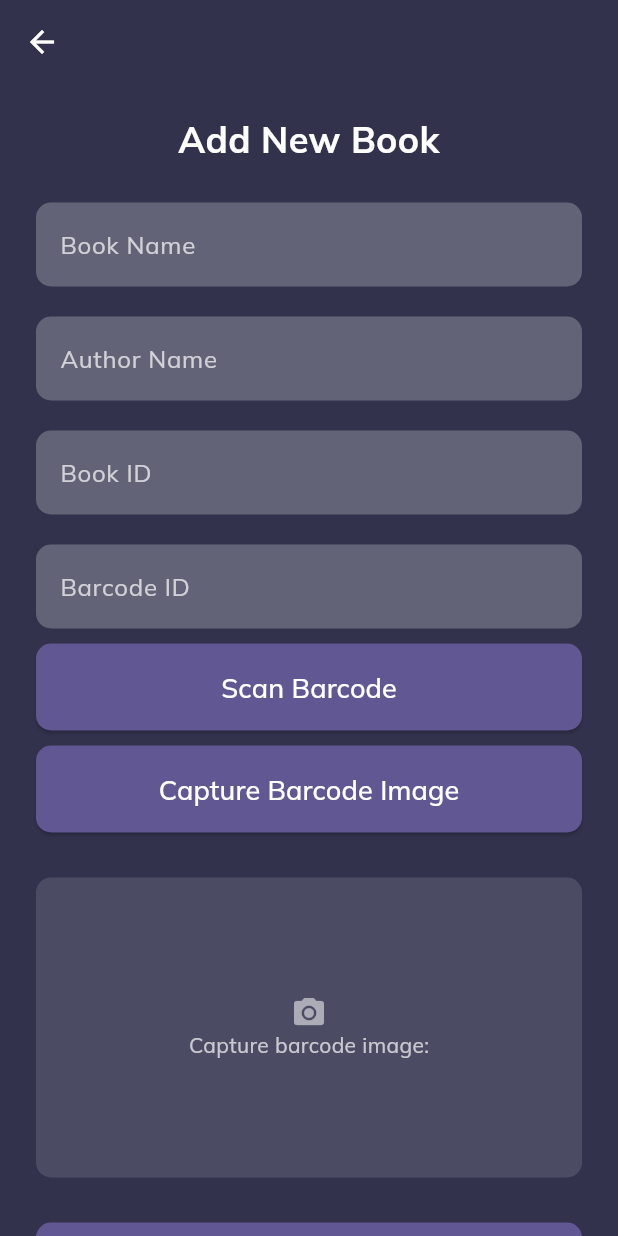
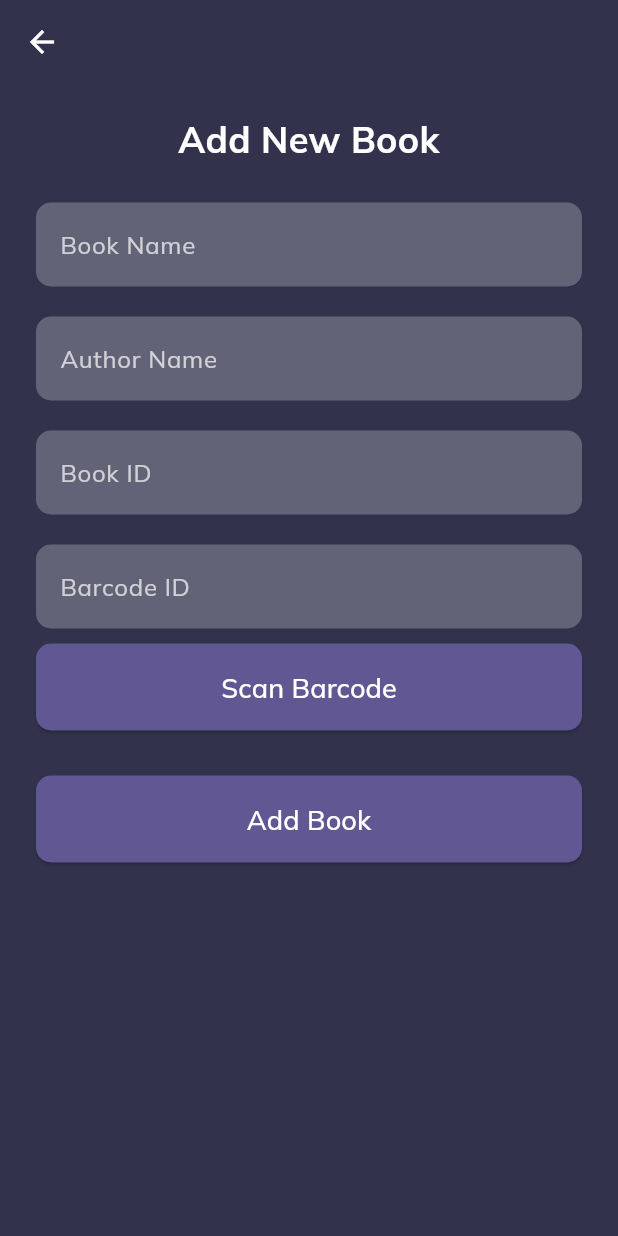
Before and after one commit to smitpatel24/libraryapp, a Flutter app: the AddBookPage screen opened directly, on a phone screen of 412 x 824 dp. Run offline on Flutter 3.47's test engine with Material 3 defaults, Android fonts, the light colour scheme and no system bars; our stand-ins replace bot_toast, flutter_screenutil, flutter_svg, get, google_fonts, internet_connection_checker_plus and 3 more; missing offline and left inert: flutter_barcode_scanner; accounts and stored records are empty.

Commit message:
Remove "Capture Barcode Image"

```diff
--- a/lib/admin/AddBookPage.dart
+++ b/lib/admin/AddBookPage.dart
@@ -1,10 +1,6 @@
 import 'package:flutter/material.dart';
 import 'package:flutter_barcode_scanner/flutter_barcode_scanner.dart';
-import 'package:image_picker/image_picker.dart';
-import 'dart:io';
-import 'package:path_provider/path_provider.dart';
-import 'package:path/path.dart' as path;
-import '../services/supabase_manager.dart';  // Ensure this import points to your SupabaseManager class correctly
+import '../services/supabase_manager.dart';
 
 class AddBookPage extends StatefulWidget {
   @override
@@ -16,7 +12,6 @@ class _AddBookPageState extends State<AddBookPage> {
   final TextEditingController _authorNameController = TextEditingController();
   final TextEditingController _bookIdController = TextEditingController();
   final TextEditingController _barcodeIdController = TextEditingController();
-  File? _barcodeImage;
 
   @override
   void dispose() {
@@ -68,9 +63,6 @@ class _AddBookPageState extends State<AddBookPage> {
             _bookNameController.clear();
             _authorNameController.clear();
             _barcodeIdController.clear();
-            setState(() {
-              _barcodeImage = null;
-            });
           }
         } catch (copyError) {
           if (mounted) {
@@ -106,9 +98,6 @@ class _AddBookPageState extends State<AddBookPage> {
         _bookNameController.clear();
         _authorNameController.clear();
         _barcodeIdController.clear();
-        setState(() {
-          _barcodeImage = null;
-        });
       }
     } catch (error) {
       if (mounted) {
@@ -130,29 +119,6 @@ class _AddBookPageState extends State<AddBookPage> {
       setState(() {
         _barcodeIdController.text = barcodeScanRes;
       });
-    }
-  }
-
-  Future<void> _pickImage() async {
-    final picker = ImagePicker();
-    final pickedFile = await picker.pickImage(source: ImageSource.camera);
-
-    if (pickedFile != null) {
-      final directory = await getApplicationDocumentsDirectory();
-      final filePath = path.join(directory.path, '${DateTime.now().millisecondsSinceEpoch}.png');
-      final File localImage = await File(pickedFile.path).copy(filePath);
-
-      if (mounted) {
-        setState(() {
-          _barcodeImage = localImage;
-        });
-      }
-    } else {
-      if (mounted) {
-        ScaffoldMessenger.of(context).showSnackBar(
-            SnackBar(content: Text('No image selected.'))
-        );
-      }
     }
   }
 
@@ -203,42 +169,6 @@ class _AddBookPageState extends State<AddBookPage> {
               child: const Text('Scan Barcode',
                   style: TextStyle(fontSize: 18, color: Colors.white)),
             ),
-            const SizedBox(height: 10),
-            ElevatedButton(
-              style: ElevatedButton.styleFrom(
-                backgroundColor: const Color(0xFF615793),
-                padding: const EdgeInsets.symmetric(vertical: 16.0),
-                shape: RoundedRectangleBorder(
-                  borderRadius: BorderRadius.circular(10.0),
-                ),
-              ),
-              onPressed: _pickImage,
-              child: const Text('Capture Barcode Image',
-                  style: TextStyle(fontSize: 18, color: Colors.white)),
-            ),
-            const SizedBox(height: 30),
-            InkWell(
-              onTap: _pickImage,
-              child: Container(
-                height: 200,
-                decoration: BoxDecoration(
-                  color: Colors.white12,
-                  borderRadius: BorderRadius.circular(10.0),
-                  image: _barcodeImage != null ? DecorationImage(
-                    image: FileImage(_barcodeImage!),
-                    fit: BoxFit.cover,
-                  ) : null,
-                ),
-                child: _barcodeImage == null ? const Column(
-                  mainAxisAlignment: MainAxisAlignment.center,
-                  children: [
-                    Icon(Icons.camera_alt, color: Colors.white54),
-                    Text('Capture barcode image:',
-                        style: TextStyle(color: Colors.white70)),
-                  ],
-                ) : null,
-              ),
-            ),
             const SizedBox(height: 30),
             ElevatedButton(
               style: ElevatedButton.styleFrom(
@@ -282,5 +212,3 @@ class _AddBookPageState extends State<AddBookPage> {
     );
   }
 }
-
-void main() => runApp(MaterialApp(home: AddBookPage()));
```
